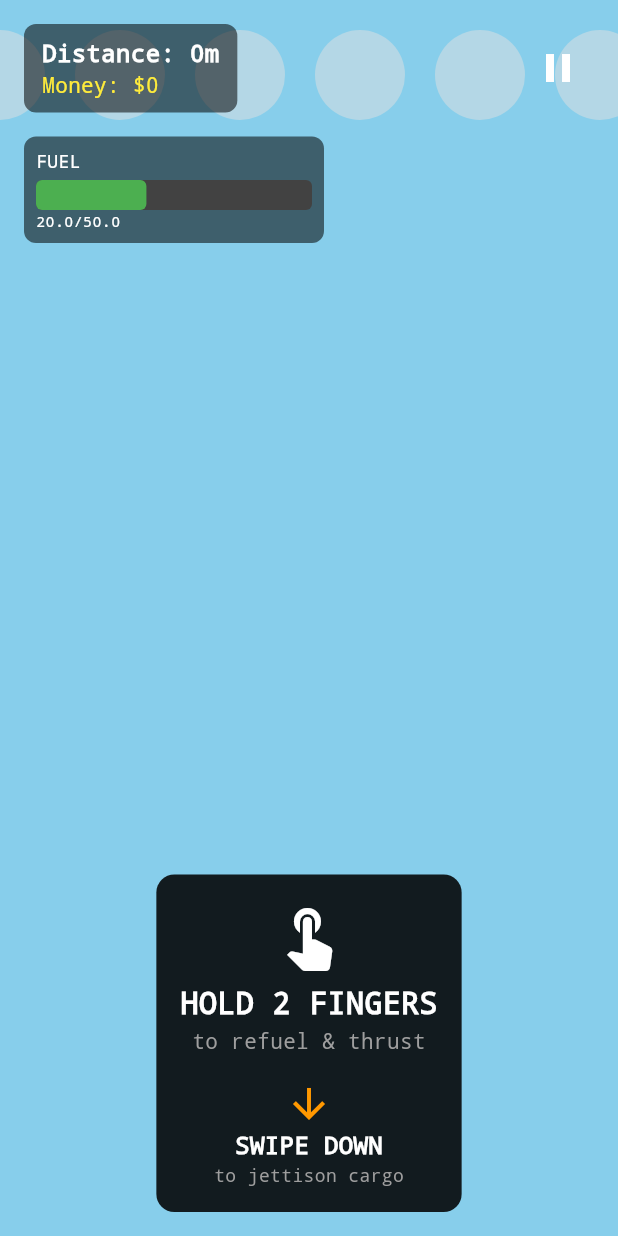
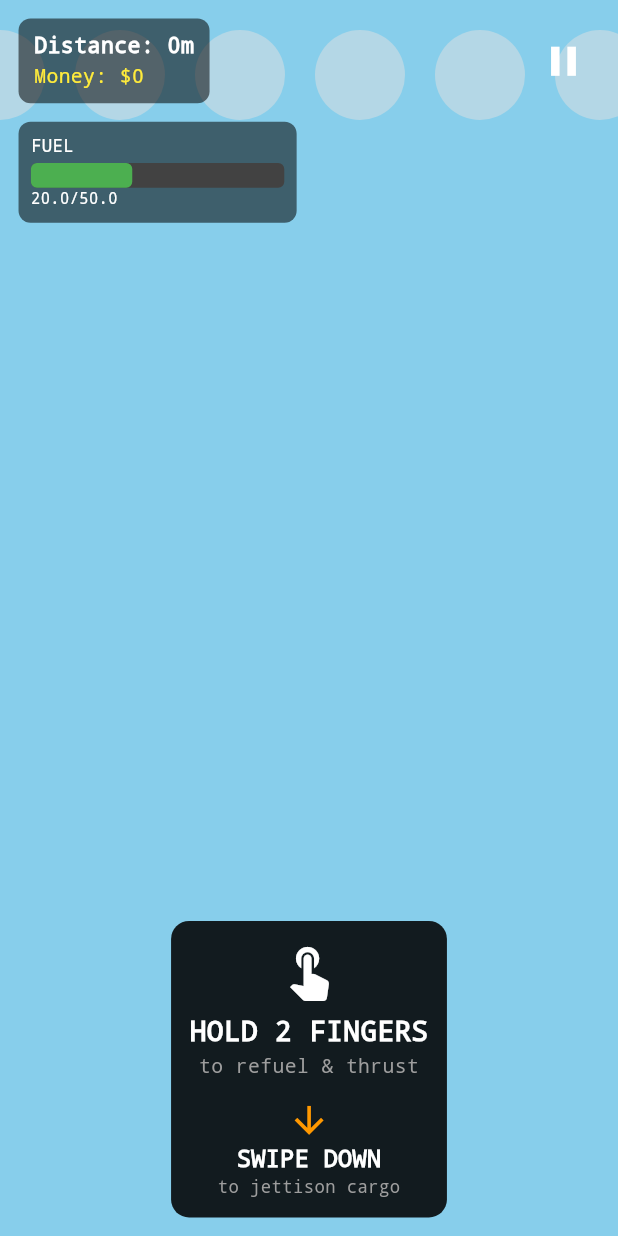
Before and after one commit to tibicrypto/game-fly-2, a Flutter app: the GameScreen screen opened directly, on a phone screen of 412 x 824 dp. Run offline on Flutter 3.47's test engine with Material 3 defaults, Android fonts, the phone set to English and light mode, and no system bars; our stand-ins replace package_info_plus, vibration; missing offline and left inert: fast_noise.

Commit message:
fix screen overflow

```diff
--- a/lib/screens/game_screen.dart
+++ b/lib/screens/game_screen.dart
@@ -15,7 +15,8 @@ class GameScreen extends StatefulWidget {
   State<GameScreen> createState() => _GameScreenState();
 }
 
-class _GameScreenState extends State<GameScreen> with SingleTickerProviderStateMixin {
+class _GameScreenState extends State<GameScreen>
+    with SingleTickerProviderStateMixin {
   late AnimationController _animationController;
   late PhysicsEngine _physics;
   late TerrainGenerator _terrain;
@@ -94,7 +95,8 @@ class _GameScreenState extends State<GameScreen> with SingleTickerProviderStateM
       }
 
       // Check explosion (if carrying explosive cargo and crashed)
-      if (gameState.selectedCargo?.explosive == true && _physics.isCrashed(groundHeight)) {
+      if (gameState.selectedCargo?.explosive == true &&
+          _physics.isCrashed(groundHeight)) {
         _endGame(GameOverReason.explosion);
       }
     });
@@ -162,7 +164,8 @@ class _GameScreenState extends State<GameScreen> with SingleTickerProviderStateM
         onPointerCancel: (_) => _handleTouchUpdate(0),
         child: GestureDetector(
           onVerticalDragEnd: (details) {
-            if (details.primaryVelocity != null && details.primaryVelocity! > 500) {
+            if (details.primaryVelocity != null &&
+                details.primaryVelocity! > 500) {
               _handleJettison();
             }
           },
@@ -198,9 +201,10 @@ class _GameScreenState extends State<GameScreen> with SingleTickerProviderStateM
   Widget _buildHUD(BuildContext context) {
     final gameState = Provider.of<GameStateManager>(context);
 
+    final screenSize = MediaQuery.of(context).size;
     return SafeArea(
       child: Padding(
-        padding: const EdgeInsets.all(16.0),
+        padding: EdgeInsets.all(screenSize.width * 0.03),
         child: Column(
           crossAxisAlignment: CrossAxisAlignment.start,
           children: [
@@ -208,68 +212,91 @@ class _GameScreenState extends State<GameScreen> with SingleTickerProviderStateM
             Row(
               mainAxisAlignment: MainAxisAlignment.spaceBetween,
               children: [
-                Container(
-                  padding: const EdgeInsets.symmetric(horizontal: 12, vertical: 8),
+                Flexible(
+                  child: Container(
+                    padding: EdgeInsets.symmetric(
+                      horizontal: screenSize.width * 0.025,
+                      vertical: screenSize.height * 0.01,
+                    ),
                     decoration: BoxDecoration(
                       color: Colors.black54,
                       borderRadius: BorderRadius.circular(8),
                     ),
                     child: Column(
                       crossAxisAlignment: CrossAxisAlignment.start,
+                      mainAxisSize: MainAxisSize.min,
                       children: [
                         Text(
                           'Distance: ${_distance}m',
-                        style: const TextStyle(color: Colors.white, fontSize: 16, fontWeight: FontWeight.bold),
+                          style: TextStyle(
+                            color: Colors.white,
+                            fontSize: screenSize.width * 0.035,
+                            fontWeight: FontWeight.bold,
+                          ),
                         ),
                         Text(
                           'Money: \$${gameState.money}',
-                        style: const TextStyle(color: Colors.yellow, fontSize: 14),
+                          style: TextStyle(
+                            color: Colors.yellow,
+                            fontSize: screenSize.width * 0.032,
+                          ),
                         ),
                       ],
+                    ),
                   ),
                 ),
 
                 // Pause button
                 IconButton(
-                  icon: const Icon(Icons.pause, color: Colors.white, size: 32),
+                  icon: Icon(Icons.pause,
+                      color: Colors.white, size: screenSize.width * 0.08),
                   onPressed: () => gameState.pauseGame(),
+                  padding: EdgeInsets.zero,
+                  constraints: const BoxConstraints(),
                 ),
               ],
             ),
 
-            const SizedBox(height: 16),
+            SizedBox(height: screenSize.height * 0.015),
 
             // Fuel gauge
             Container(
-              width: 200,
-              padding: const EdgeInsets.all(8),
+              width: screenSize.width * 0.45,
+              padding: EdgeInsets.all(screenSize.width * 0.02),
               decoration: BoxDecoration(
                 color: Colors.black54,
                 borderRadius: BorderRadius.circular(8),
               ),
               child: Column(
                 crossAxisAlignment: CrossAxisAlignment.start,
+                mainAxisSize: MainAxisSize.min,
                 children: [
-                  const Text(
+                  Text(
                     'FUEL',
-                    style: TextStyle(color: Colors.white, fontSize: 12),
+                    style: TextStyle(
+                      color: Colors.white,
+                      fontSize: screenSize.width * 0.028,
                     ),
-                  const SizedBox(height: 4),
+                  ),
+                  SizedBox(height: screenSize.height * 0.004),
                   Stack(
                     children: [
                       Container(
-                        height: 20,
+                        height: screenSize.height * 0.02,
                         decoration: BoxDecoration(
                           color: Colors.grey[800],
                           borderRadius: BorderRadius.circular(4),
                         ),
                       ),
                       FractionallySizedBox(
-                        widthFactor: (_physics.fuel / _physics.planeStats.maxFuelCapacity).clamp(0.0, 1.0),
+                        widthFactor: (_physics.fuel /
+                                _physics.planeStats.maxFuelCapacity)
+                            .clamp(0.0, 1.0),
                         child: Container(
-                          height: 20,
+                          height: screenSize.height * 0.02,
                           decoration: BoxDecoration(
-                            color: _physics.fuel < 10 ? Colors.red : Colors.green,
+                            color:
+                                _physics.fuel < 10 ? Colors.red : Colors.green,
                             borderRadius: BorderRadius.circular(4),
                           ),
                         ),
@@ -278,7 +305,10 @@ class _GameScreenState extends State<GameScreen> with SingleTickerProviderStateM
                   ),
                   Text(
                     '${_physics.fuel.toStringAsFixed(1)}/${_physics.planeStats.maxFuelCapacity}',
-                    style: const TextStyle(color: Colors.white, fontSize: 10),
+                    style: TextStyle(
+                      color: Colors.white,
+                      fontSize: screenSize.width * 0.025,
+                    ),
                   ),
                 ],
               ),
@@ -290,32 +320,51 @@ class _GameScreenState extends State<GameScreen> with SingleTickerProviderStateM
             if (!_isRefueling && _distance < 100)
               Center(
                 child: Container(
-                  padding: const EdgeInsets.all(16),
+                  constraints:
+                      BoxConstraints(maxWidth: screenSize.width * 0.85),
+                  padding: EdgeInsets.all(screenSize.width * 0.03),
                   decoration: BoxDecoration(
                     color: Colors.black87,
                     borderRadius: BorderRadius.circular(12),
                   ),
                   child: Column(
+                    mainAxisSize: MainAxisSize.min,
                     children: [
-                      const Icon(Icons.touch_app, color: Colors.white, size: 48),
-                      const SizedBox(height: 8),
-                      const Text(
+                      Icon(Icons.touch_app,
+                          color: Colors.white, size: screenSize.width * 0.1),
+                      SizedBox(height: screenSize.height * 0.008),
+                      Text(
                         'HOLD 2 FINGERS',
-                        style: TextStyle(color: Colors.white, fontSize: 20, fontWeight: FontWeight.bold),
+                        style: TextStyle(
+                          color: Colors.white,
+                          fontSize: screenSize.width * 0.045,
+                          fontWeight: FontWeight.bold,
                         ),
-                      const Text(
+                      ),
+                      Text(
                         'to refuel & thrust',
-                        style: TextStyle(color: Colors.grey, fontSize: 14),
+                        style: TextStyle(
+                          color: Colors.grey,
+                          fontSize: screenSize.width * 0.032,
                         ),
-                      const SizedBox(height: 16),
-                      const Icon(Icons.arrow_downward, color: Colors.orange, size: 32),
-                      const Text(
+                      ),
+                      SizedBox(height: screenSize.height * 0.015),
+                      Icon(Icons.arrow_downward,
+                          color: Colors.orange, size: screenSize.width * 0.07),
+                      Text(
                         'SWIPE DOWN',
-                        style: TextStyle(color: Colors.white, fontSize: 16, fontWeight: FontWeight.bold),
+                        style: TextStyle(
+                          color: Colors.white,
+                          fontSize: screenSize.width * 0.038,
+                          fontWeight: FontWeight.bold,
                         ),
-                      const Text(
+                      ),
+                      Text(
                         'to jettison cargo',
-                        style: TextStyle(color: Colors.grey, fontSize: 12),
+                        style: TextStyle(
+                          color: Colors.grey,
+                          fontSize: screenSize.width * 0.028,
+                        ),
                       ),
                     ],
                   ),
@@ -326,14 +375,18 @@ class _GameScreenState extends State<GameScreen> with SingleTickerProviderStateM
             if (_isRefueling)
               Center(
                 child: Container(
-                  padding: const EdgeInsets.all(12),
+                  padding: EdgeInsets.all(screenSize.width * 0.025),
                   decoration: BoxDecoration(
                     color: Colors.orange,
                     borderRadius: BorderRadius.circular(8),
                   ),
-                  child: const Text(
+                  child: Text(
                     '⛽ REFUELING',
-                    style: TextStyle(color: Colors.white, fontSize: 24, fontWeight: FontWeight.bold),
+                    style: TextStyle(
+                      color: Colors.white,
+                      fontSize: screenSize.width * 0.05,
+                      fontWeight: FontWeight.bold,
+                    ),
                   ),
                 ),
               ),
@@ -349,7 +402,10 @@ class _GameScreenState extends State<GameScreen> with SingleTickerProviderStateM
                   ),
                   child: const Text(
                     '⚡ ENGINE DAMAGED!',
-                    style: TextStyle(color: Colors.white, fontSize: 20, fontWeight: FontWeight.bold),
+                    style: TextStyle(
+                        color: Colors.white,
+                        fontSize: 20,
+                        fontWeight: FontWeight.bold),
                   ),
                 ),
               ),
@@ -471,11 +527,13 @@ class GamePainter extends CustomPainter {
         ..style = PaintingStyle.fill;
 
       canvas.drawCircle(Offset(screenX - 25, screenY), 8, flamePaint);
-      canvas.drawCircle(Offset(screenX - 30, screenY), 6, Paint()..color = Colors.yellow);
+      canvas.drawCircle(
+          Offset(screenX - 30, screenY), 6, Paint()..color = Colors.yellow);
     }
   }
 
-  void _drawRefuelingEffect(Canvas canvas, Size size, double scaleX, double scaleY) {
+  void _drawRefuelingEffect(
+      Canvas canvas, Size size, double scaleX, double scaleY) {
     double screenX = (physics.planeX - cameraX) * scaleX;
     double screenY = size.height - (physics.planeY * scaleY);
 
@@ -527,7 +585,8 @@ class GamePainter extends CustomPainter {
     }
   }
 
-  void _drawMountain(Canvas canvas, double x, double y, double width, double height) {
+  void _drawMountain(
+      Canvas canvas, double x, double y, double width, double height) {
     final paint = Paint()
       ..color = Colors.grey[700]!
       ..style = PaintingStyle.fill;
@@ -554,7 +613,8 @@ class GamePainter extends CustomPainter {
     canvas.drawPath(snowPath, snowPaint);
   }
 
-  void _drawBird(Canvas canvas, double x, double y, double width, double height) {
+  void _drawBird(
+      Canvas canvas, double x, double y, double width, double height) {
     final paint = Paint()
       ..color = Colors.black
       ..style = PaintingStyle.stroke
@@ -569,7 +629,8 @@ class GamePainter extends CustomPainter {
     canvas.drawPath(path, paint);
   }
 
-  void _drawMissile(Canvas canvas, double x, double y, double width, double height) {
+  void _drawMissile(
+      Canvas canvas, double x, double y, double width, double height) {
     final bodyPaint = Paint()
       ..color = Colors.red
       ..style = PaintingStyle.fill;
@@ -601,7 +662,8 @@ class GamePainter extends CustomPainter {
     canvas.drawCircle(Offset(x - 5, y), 8, flamePaint);
   }
 
-  void _drawOtherPlane(Canvas canvas, double x, double y, double width, double height) {
+  void _drawOtherPlane(
+      Canvas canvas, double x, double y, double width, double height) {
     final paint = Paint()
       ..color = Colors.grey
       ..style = PaintingStyle.fill;
@@ -623,14 +685,16 @@ class GamePainter extends CustomPainter {
     );
   }
 
-  void _drawAlien(Canvas canvas, double x, double y, double width, double height) {
+  void _drawAlien(
+      Canvas canvas, double x, double y, double width, double height) {
     final ufoBodyPaint = Paint()
       ..color = Colors.purple
       ..style = PaintingStyle.fill;
 
     // UFO dome
     canvas.drawOval(
-      Rect.fromLTWH(x + width * 0.2, y - height * 0.7, width * 0.6, height * 0.5),
+      Rect.fromLTWH(
+          x + width * 0.2, y - height * 0.7, width * 0.6, height * 0.5),
       ufoBodyPaint,
     );
 
```
Also changed, not shown: lib/screens/cargo_selection_screen.dart (+10 -8 lines), lib/screens/menu_screen.dart (+65 -34 lines), 2 other files. Lines whose indentation alone changed are shown as unchanged.
